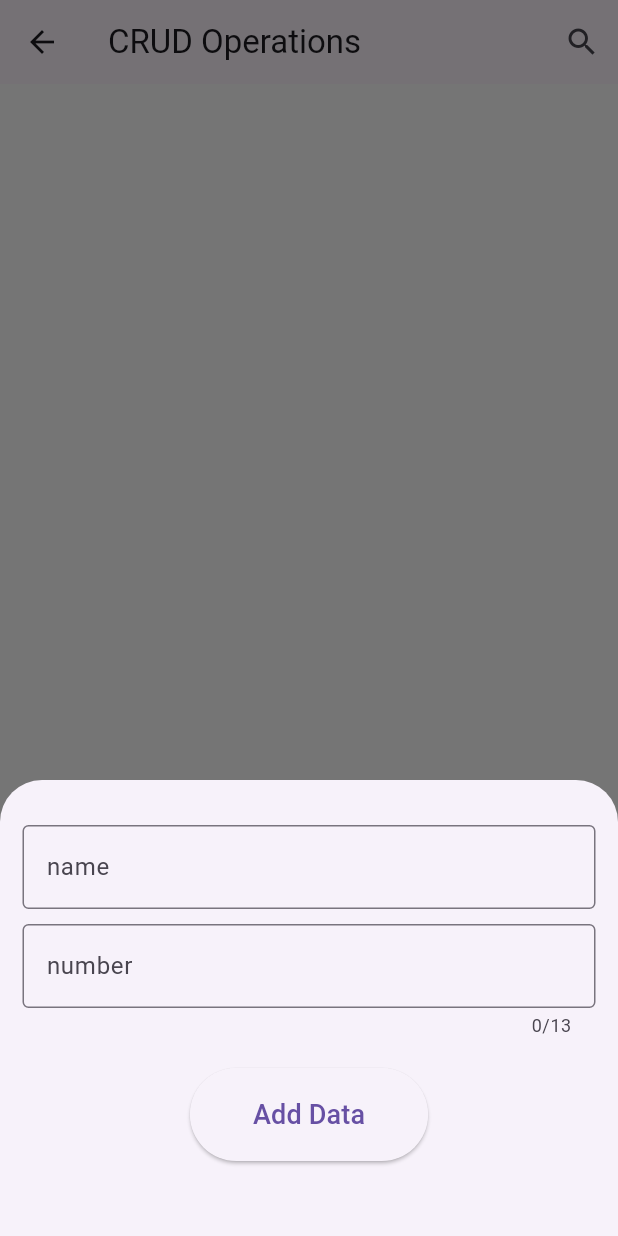
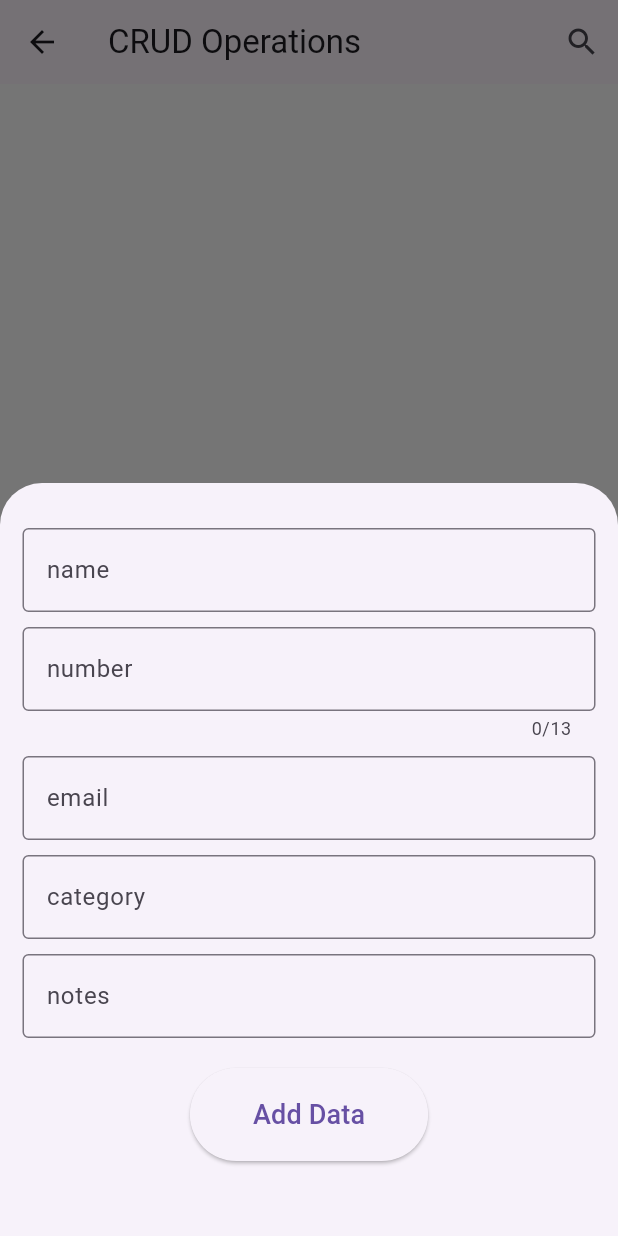
Before and after one commit to MgthbZ76/projek_contact, a Flutter app: the HomeScreen screen opened directly, after a tap on the "add" icon, on a phone screen of 412 x 824 dp. Run offline on Flutter 3.47's test engine with Material 3 defaults, Android fonts, the light colour scheme and no system bars; our stand-ins replace sqflite; accounts and stored records are empty.

Commit message:
new CRUD

```diff
--- /dev/null
+++ b/devtools_options.yaml
@@ -0,0 +1 @@
+extensions:
--- a/lib/db_helper.dart
+++ b/lib/db_helper.dart
@@ -3,17 +3,20 @@ import 'package:sqflite/sqflite.dart' as sql;
 class SQLHelper {
   static Future<void> createTables(sql.Database database) async {
     await database.execute("""
-      CREATE TABLE data(
-        id INTEGER PRIMARY KEY AUTOINCREMENT NOT NULL,
-        name TEXT,
-        number TEXT
+      CREATE TABLE `data_kontak` (
+        `id` INTEGER PRIMARY KEY AUTOINCREMENT NOT NULL,
+        `name` TEXT,
+        `number` INTEGER,
+        `email` TEXT,
+        `category` INTEGER,
+        `notes` TEXT
       )
     """);
   }
 
   static Future<sql.Database> db() async {
     return sql.openDatabase(
-      'data.db',
+      'cont.db',
       version: 1,
       onCreate: (sql.Database database, int version) async {
         await createTables(database);
@@ -21,32 +24,56 @@ class SQLHelper {
     );
   }
 
-  static Future<int> createData(String name, String number) async {
+  static Future<int> createData(
+    String name,
+    int number,
+    String email,
+    int category,
+    String notes
+  ) async {
     final db = await SQLHelper.db();
-
-    final data = {'name': name, 'number': number};
-    final id = await db.insert('data', data, conflictAlgorithm: sql.ConflictAlgorithm.replace);
+    final data = {
+      'name': name,
+      'number': number,
+      'email': email,
+      'category': category,
+      'notes': notes
+    };
+    final id = await db.insert('data_kontak', data, conflictAlgorithm: sql.ConflictAlgorithm.replace);
     return id;
   }
 
   static Future<List<Map<String, dynamic>>> getAllData() async {
     final db = await SQLHelper.db();
-    return db.query('data', orderBy: "id");
+    return db.query('data_kontak', orderBy: 'id');
   }
 
-  static Future<int> updateData(int id, String name, String number) async {
+  static Future<int> updateData(
+    int id,
+    String name,
+    int number,
+    String email,
+    int category,
+    String notes
+  ) async {
     final db = await SQLHelper.db();
 
-    final data = {'name': name, 'number': number};
+    final data = {
+      'name': name,
+      'number': number,
+      'email': email,
+      'category': category,
+      'notes': notes
+    };
 
-    final result = await db.update('data', data, where: "id = ?", whereArgs: [id]);
+    final result = await db.update('data_kontak', data, where: "id = ?", whereArgs: [id]);
     return result;
   }
 
   static Future<void> deleteData(int id) async {
     final db = await SQLHelper.db();
     try {
-      await db.delete("data", where: "id = ?", whereArgs: [id]);
+      await db.delete("data_kontak", where: "id = ?", whereArgs: [id]);
     } catch (err) {
       print("Something went wrong when deleting an item: $err");
     }
--- a/lib/main.dart
+++ b/lib/main.dart
@@ -5,9 +5,9 @@ void main() {
   runApp(MyApp());
 }
 
-class MyApp extends StatelessWidget{
+class MyApp extends StatelessWidget {
   @override
-  Widget build(BuildContext context){
+  Widget build(BuildContext context) {
     return MaterialApp(
       debugShowCheckedModeBanner: false,
       theme: ThemeData(
--- a/lib/page/home_screen.dart
+++ b/lib/page/home_screen.dart
@@ -1,9 +1,14 @@
+// ignore_for_file: use_build_context_synchronously, avoid_print
+
 import 'package:flutter/material.dart';
+import 'package:flutter/services.dart';
 import 'package:projek_contact/db_helper.dart';
 import 'search_screen.dart';
 import 'detail_screen.dart'; // Import the DetailScreen
 
 class HomeScreen extends StatefulWidget {
+  const HomeScreen({super.key});
+
   @override
   State<HomeScreen> createState() => _HomeScreenState();
 }
@@ -28,14 +33,27 @@ class _HomeScreenState extends State<HomeScreen> {
 
   Future<void> _addData() async {
     if (_formkeys.currentState!.validate()) {
-      await SQLHelper.createData(_nameController.text, _numberController.text);
+      await SQLHelper.createData(
+        _nameController.text,
+        _numberController.text as int,
+        _emailController as String,
+        _categoryController as int,
+        _notesController as String
+      );
       _refreshData();
     }
   }
 
   Future<void> _updateData(int id) async {
     if (_formkeys.currentState!.validate()) {
-      await SQLHelper.updateData(id, _nameController.text, _numberController.text);
+      await SQLHelper.updateData(
+        id,
+        _nameController.text,
+        _numberController.text as int,
+        _emailController as String,
+        _categoryController as int,
+        _notesController as String
+      );
       _refreshData();
     }
   }
@@ -52,15 +70,21 @@ class _HomeScreenState extends State<HomeScreen> {
   final _formkeys = GlobalKey<FormState>();
   final TextEditingController _nameController = TextEditingController();
   final TextEditingController _numberController = TextEditingController();
+  final TextEditingController _emailController = TextEditingController();
+  final TextEditingController _categoryController = TextEditingController();
+  final TextEditingController _notesController = TextEditingController();
 
   void showBottomSheet(int? id) async {
     if (id != null) {
       final existingData = _allData.firstWhere(
         (element) => element['id'] == id,
-        orElse: () => {},
+        // orElse: () => {},
       );
       _nameController.text = existingData['name'] ?? '';
-      _numberController.text = existingData['number'] ?? '';
+      _numberController.text = existingData['number'] ?? 0;
+      _emailController.text = existingData['email'] ?? '';
+      _categoryController.text = existingData['category'] ?? 0;
+      _notesController.text = existingData['notes'] ?? '-';
     }
 
     showModalBottomSheet(
@@ -80,6 +104,7 @@ class _HomeScreenState extends State<HomeScreen> {
             mainAxisSize: MainAxisSize.min,
             crossAxisAlignment: CrossAxisAlignment.end,
             children: [
+              // Name
               TextFormField(
                 controller: _nameController,
                 decoration: const InputDecoration(
@@ -94,6 +119,7 @@ class _HomeScreenState extends State<HomeScreen> {
                 },
               ),
               const SizedBox(height: 10),
+              // Number
               TextFormField(
                 controller: _numberController,
                 maxLength: 13,
@@ -102,6 +128,7 @@ class _HomeScreenState extends State<HomeScreen> {
                   hintText: 'number',
                 ),
                 keyboardType: TextInputType.number,
+                inputFormatters: [FilteringTextInputFormatter.digitsOnly],
                 validator: (number) {
                   if (number == null || number.isEmpty) {
                     return 'Number should be at least 1 character';
@@ -109,6 +136,55 @@ class _HomeScreenState extends State<HomeScreen> {
                   return null;
                 },
               ),
+              // email
+              const SizedBox(height: 10),
+              TextFormField(
+                controller: _emailController,
+                decoration: const InputDecoration(
+                  border: OutlineInputBorder(),
+                  hintText: 'email',
+                ),
+                validator: (email) {
+                  if (email == null || email.isEmpty) {
+                    return 'Email should be at least 1 character';
+                  }
+                  return null;
+                },
+              ),
+              const SizedBox(height: 10),
+              // Category
+              TextFormField(
+                controller: _categoryController,
+                // maxLength: 13,
+                decoration: const InputDecoration(
+                  border: OutlineInputBorder(),
+                  hintText: 'category',
+                ),
+                keyboardType: TextInputType.number,
+                inputFormatters: [FilteringTextInputFormatter.digitsOnly],
+                validator: (category) {
+                  if (category == null || category.isEmpty) {
+                    return 'Category should be at least 1 character';
+                  }
+                  return null;
+                },
+              ),
+              // email
+              const SizedBox(height: 10),
+              TextFormField(
+                controller: _notesController,
+                decoration: const InputDecoration(
+                  border: OutlineInputBorder(),
+                  hintText: 'notes',
+                ),
+                // validator: (notes) {
+                //   if (notes == null || notes.isEmpty) {
+                //     return 'Notes should be at least 1 character';
+                //   }
+                //   return null;
+                // },
+              ),
+
               const SizedBox(height: 20),
               Center(
                 child: ElevatedButton(
@@ -121,6 +197,10 @@ class _HomeScreenState extends State<HomeScreen> {
                       }
                       _nameController.text = '';
                       _numberController.text = '';
+                      _emailController.text = '';
+                      _categoryController.text = '';
+                      _notesController.text = '-';
+
                       Navigator.of(context).pop();
                       print('Data Added');
                     }
--- a/lib/page/login.screen.dart
+++ b/lib/page/login.screen.dart
@@ -88,7 +88,7 @@ class _LoginscreenState extends State<Loginscreen> {
               buttonColor: Colors.black,
               textColor: Colors.white,
               onPressed: (){
-                Navigator.push(context, MaterialPageRoute(builder: (_)=> HomeScreen()));
+                Navigator.push(context, MaterialPageRoute(builder: (_)=> const HomeScreen()));
               },
             ),
             const SizedBox(
```
Also changed, not shown: pubspec.lock, 1 other file.
